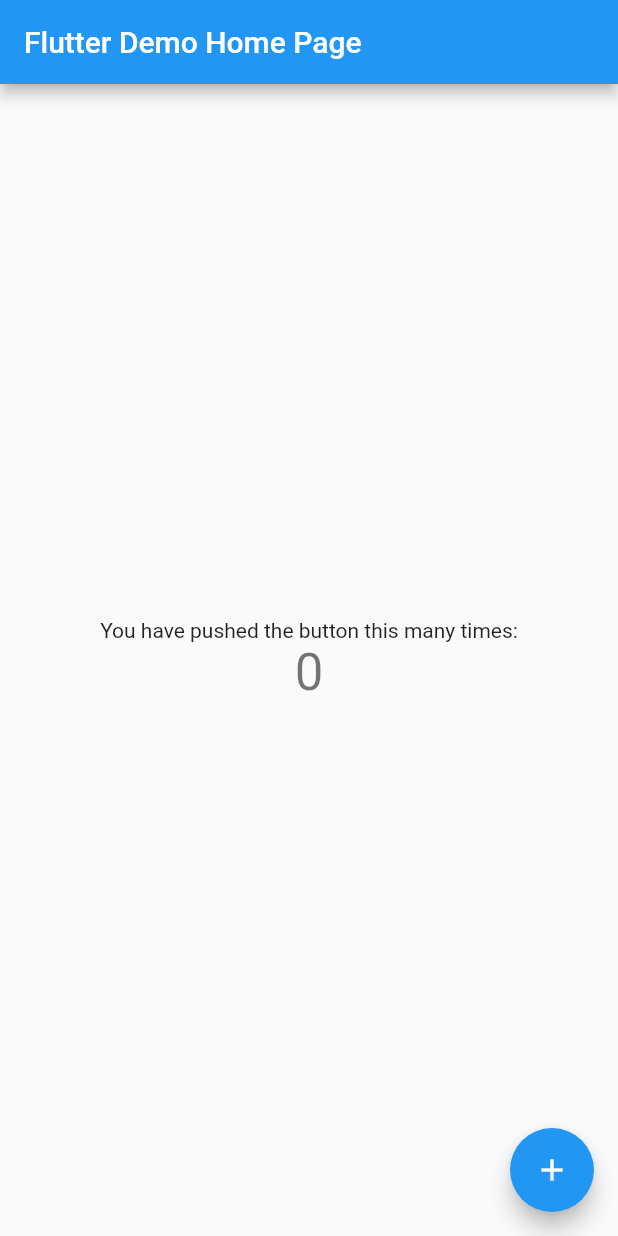
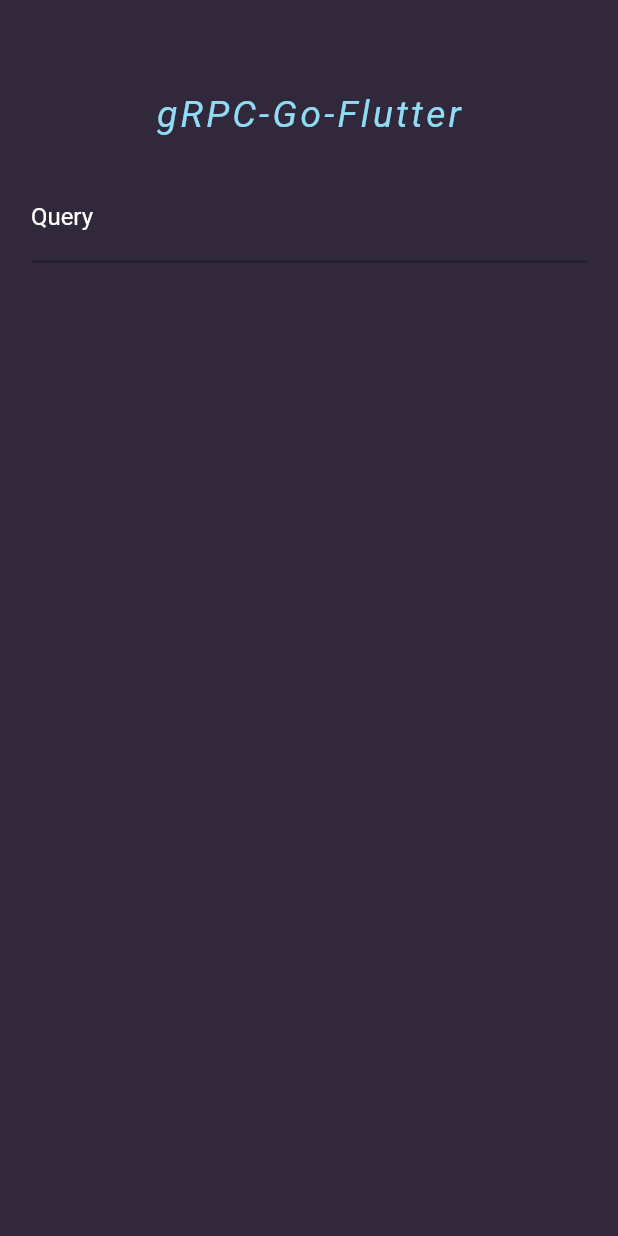
Before and after one commit to wzslr321/grpc-go-flutter, a Flutter app: the screen it shows after launch, on a phone screen of 412 x 824 dp. Run offline on Flutter 3.47's test engine with Material 2 defaults, Android fonts, the phone set to English and light mode, and no system bars; our stand-ins replace auto_route, flutter_bloc, fpdart, freezed_annotation; missing offline and left inert: grpc, protobuf; generated files the repository leaves out were written again.

Commit message:
homepage without cubit/bloc

```diff
--- a/client/lib/main.dart
+++ b/client/lib/main.dart
@@ -1,115 +1,15 @@
 import 'package:flutter/material.dart';
+import 'package:flutter/services.dart';
 
-void main() {
-  runApp(const MyApp());
+import 'presentation/core/my_app_widget.dart';
+
+Future<void> main() async {
+  WidgetsFlutterBinding.ensureInitialized();
+  await SystemChrome.setPreferredOrientations(
+    [
+      DeviceOrientation.portraitUp,
+      DeviceOrientation.portraitDown,
+    ],
+  );
+  runApp(const MyAppWidget());
 }
-
-class MyApp extends StatelessWidget {
-  const MyApp({super.key});
-
-  // This widget is the root of your application.
-  @override
-  Widget build(BuildContext context) {
-    return MaterialApp(
-      title: 'Flutter Demo',
-      theme: ThemeData(
-        // This is the theme of your application.
-        //
-        // Try running your application with "flutter run". You'll see the
-        // application has a blue toolbar. Then, without quitting the app, try
-        // changing the primarySwatch below to Colors.green and then invoke
-        // "hot reload" (press "r" in the console where you ran "flutter run",
-        // or simply save your changes to "hot reload" in a Flutter IDE).
-        // Notice that the counter didn't reset back to zero; the application
-        // is not restarted.
-        primarySwatch: Colors.blue,
-      ),
-      home: const MyHomePage(title: 'Flutter Demo Home Page'),
-    );
-  }
-}
-
-class MyHomePage extends StatefulWidget {
-  const MyHomePage({super.key, required this.title});
-
-  // This widget is the home page of your application. It is stateful, meaning
-  // that it has a State object (defined below) that contains fields that affect
-  // how it looks.
-
-  // This class is the configuration for the state. It holds the values (in this
-  // case the title) provided by the parent (in this case the App widget) and
-  // used by the build method of the State. Fields in a Widget subclass are
-  // always marked "final".
-
-  final String title;
-
-  @override
-  State<MyHomePage> createState() => _MyHomePageState();
-}
-
-class _MyHomePageState extends State<MyHomePage> {
-  int _counter = 0;
-
-  void _incrementCounter() {
-    setState(() {
-      // This call to setState tells the Flutter framework that something has
-      // changed in this State, which causes it to rerun the build method below
-      // so that the display can reflect the updated values. If we changed
-      // _counter without calling setState(), then the build method would not be
-      // called again, and so nothing would appear to happen.
-      _counter++;
-    });
-  }
-
-  @override
-  Widget build(BuildContext context) {
-    // This method is rerun every time setState is called, for instance as done
-    // by the _incrementCounter method above.
-    //
-    // The Flutter framework has been optimized to make rerunning build methods
-    // fast, so that you can just rebuild anything that needs updating rather
-    // than having to individually change instances of widgets.
-    return Scaffold(
-      appBar: AppBar(
-        // Here we take the value from the MyHomePage object that was created by
-        // the App.build method, and use it to set our appbar title.
-        title: Text(widget.title),
-      ),
-      body: Center(
-        // Center is a layout widget. It takes a single child and positions it
-        // in the middle of the parent.
-        child: Column(
-          // Column is also a layout widget. It takes a list of children and
-          // arranges them vertically. By default, it sizes itself to fit its
-          // children horizontally, and tries to be as tall as its parent.
-          //
-          // Invoke "debug painting" (press "p" in the console, choose the
-          // "Toggle Debug Paint" action from the Flutter Inspector in Android
-          // Studio, or the "Toggle Debug Paint" command in Visual Studio Code)
-          // to see the wireframe for each widget.
-          //
-          // Column has various properties to control how it sizes itself and
-          // how it positions its children. Here we use mainAxisAlignment to
-          // center the children vertically; the main axis here is the vertical
-          // axis because Columns are vertical (the cross axis would be
-          // horizontal).
-          mainAxisAlignment: MainAxisAlignment.center,
-          children: <Widget>[
-            const Text(
-              'You have pushed the button this many times:',
-            ),
-            Text(
-              '$_counter',
-              style: Theme.of(context).textTheme.headlineMedium,
-            ),
-          ],
-        ),
-      ),
-      floatingActionButton: FloatingActionButton(
-        onPressed: _incrementCounter,
-        tooltip: 'Increment',
-        child: const Icon(Icons.add),
-      ), // This trailing comma makes auto-formatting nicer for build methods.
-    );
-  }
-}
--- /dev/null
+++ b/client/lib/presentation/core/constants/my_colors.dart
@@ -0,0 +1,6 @@
+import 'package:flutter/material.dart';
+
+abstract class MyColors {
+  static const primary= Color(0xff32283c);
+  static const blueText = Color(0xff90dcf4);
+}
--- /dev/null
+++ b/client/lib/presentation/core/constants/my_dimensions.dart
@@ -0,0 +1,4 @@
+abstract class MyDimensions {
+  static const horizontalPadding = 0.05;
+  static const verticalPadding = 0.075;
+}
--- /dev/null
+++ b/client/lib/presentation/core/my_app_widget.dart
@@ -0,0 +1,33 @@
+import 'package:flutter/material.dart';
+import 'package:flutter_bloc/flutter_bloc.dart';
+import 'package:queries_repository/queries_repository.dart';
+
+import '../router/router.dart';
+
+class MyAppWidget extends StatelessWidget {
+  const MyAppWidget({Key? key}) : super(key: key);
+
+  @override
+  Widget build(BuildContext context) {
+    return RepositoryProvider(
+      create: (context) => QueriesRepository(),
+      child: _MyAppRouter(),
+    );
+  }
+}
+
+class _MyAppRouter extends StatelessWidget {
+  _MyAppRouter({Key? key}) : super(key: key);
+
+  final _appRouter = AppRouter();
+
+  @override
+  Widget build(BuildContext context) {
+    return MaterialApp.router(
+      debugShowCheckedModeBanner: false,
+      title: 'gRPC-Go-Flutter',
+      routerDelegate: _appRouter.delegate(),
+      routeInformationParser: _appRouter.defaultRouteParser(),
+    );
+  }
+}
--- /dev/null
+++ b/client/lib/presentation/pages/home_page/home_page.dart
@@ -0,0 +1,33 @@
+import 'package:flutter/material.dart';
+
+import '../../core/constants/my_colors.dart';
+import '../../core/constants/my_dimensions.dart';
+import 'widgets/header_widget.dart';
+import 'widgets/query_form_field_widget.dart';
+
+class HomePage extends StatelessWidget {
+  const HomePage({Key? key}) : super(key: key);
+
+  @override
+  Widget build(BuildContext context) {
+    final size = MediaQuery.of(context).size;
+
+    return SafeArea(
+      child: Scaffold(
+        backgroundColor: MyColors.primary,
+        body: Padding(
+          padding: EdgeInsets.symmetric(
+            vertical: size.height * MyDimensions.verticalPadding,
+            horizontal: size.width * MyDimensions.horizontalPadding,
+          ),
+          child: Column(
+            children: const [
+              HeaderWidget(),
+              QueryFormFieldWidget(),
+            ],
+          ),
+        ),
+      ),
+    );
+  }
+}
--- /dev/null
+++ b/client/lib/presentation/pages/home_page/widgets/header_widget.dart
@@ -0,0 +1,25 @@
+import 'package:flutter/material.dart';
+
+import '../../../core/constants/my_colors.dart';
+
+class HeaderWidget extends StatelessWidget {
+  const HeaderWidget({Key? key}) : super(key: key);
+
+  @override
+  Widget build(BuildContext context) {
+    return const Padding(
+      padding: EdgeInsets.only(bottom: 25),
+      child: Center(
+        child: Text(
+          'gRPC-Go-Flutter',
+          style: TextStyle(
+            fontSize: 25,
+            color: MyColors.blueText,
+            letterSpacing: 2,
+            fontStyle: FontStyle.italic,
+          ),
+        ),
+      ),
+    );
+  }
+}
--- /dev/null
+++ b/client/lib/presentation/pages/home_page/widgets/query_form_field_widget.dart
@@ -0,0 +1,23 @@
+import 'package:flutter/material.dart';
+
+class QueryFormFieldWidget extends StatelessWidget {
+  const QueryFormFieldWidget({Key? key}) : super(key: key);
+
+  @override
+  Widget build(BuildContext context) {
+    return TextFormField(
+      decoration: const InputDecoration(
+        labelText: 'Query',
+        labelStyle: TextStyle(
+          color: Colors.white,
+        ),
+      ),
+      style: const TextStyle(
+        color: Colors.white,
+      ),
+      autovalidateMode: AutovalidateMode.onUserInteraction,
+      onChanged: (value) {},
+      validator: (value) {},
+    );
+  }
+}
--- /dev/null
+++ b/client/lib/presentation/pages/pages.dart
@@ -0,0 +1 @@
+export 'home_page/home_page.dart';
--- /dev/null
+++ b/client/lib/presentation/router/router.dart
@@ -0,0 +1,17 @@
+import 'package:auto_route/auto_route.dart';
+
+// it's weird but the app won't compile without these imports lol
+import 'package:flutter/material.dart';
+import 'package:flutter/cupertino.dart';
+
+import '../pages/pages.dart';
+
+part 'router.gr.dart';
+
+@MaterialAutoRouter(
+  replaceInRouteName: 'Page,Route',
+  routes: <AutoRoute>[
+    AutoRoute<HomePage>(page: HomePage, initial: true),
+  ],
+)
+class AppRouter extends _$AppRouter {}
--- a/client/packages/queries_repository/lib/queries_repository.dart
+++ b/client/packages/queries_repository/lib/queries_repository.dart
@@ -1 +1,3 @@
 library queries_repository;
+
+export 'src/infrastructure//queries/queries_repository.dart';
--- a/client/packages/queries_repository/lib/src/domain/queries/queries_repository_interface.dart
+++ b/client/packages/queries_repository/lib/src/domain/queries/queries_repository_interface.dart
@@ -1,6 +1,6 @@
 import '../core/typedefs.dart';
 
-abstract class QueryRepositoryInterface {
+abstract class QueriesRepositoryInterface {
   Future<QueryResult> performQuery();
 
   // single method in class looks ugly ik, but extension e.g.:
--- /dev/null
+++ b/client/packages/queries_repository/lib/src/infrastructure/queries/queries_repository.dart
@@ -0,0 +1,10 @@
+import 'package:queries_repository/src/domain/queries/queries_repository_interface.dart';
+import 'package:queries_repository/src/domain/core/typedefs.dart';
+
+class QueriesRepository implements QueriesRepositoryInterface {
+  @override
+  Future<QueryResult> performQuery() {
+    // TODO: implement performQuery by connecting with grpc
+    throw UnimplementedError();
+  }
+}
```
Also changed, not shown: client/pubspec.yaml (+9 -72 lines), client/lib/presentation/router/router.gr.dart (added), client/packages/queries_repository/lib/src/infrastructure/queries_repository.dart (deleted), client/pubspec.lock, 1 other file.
